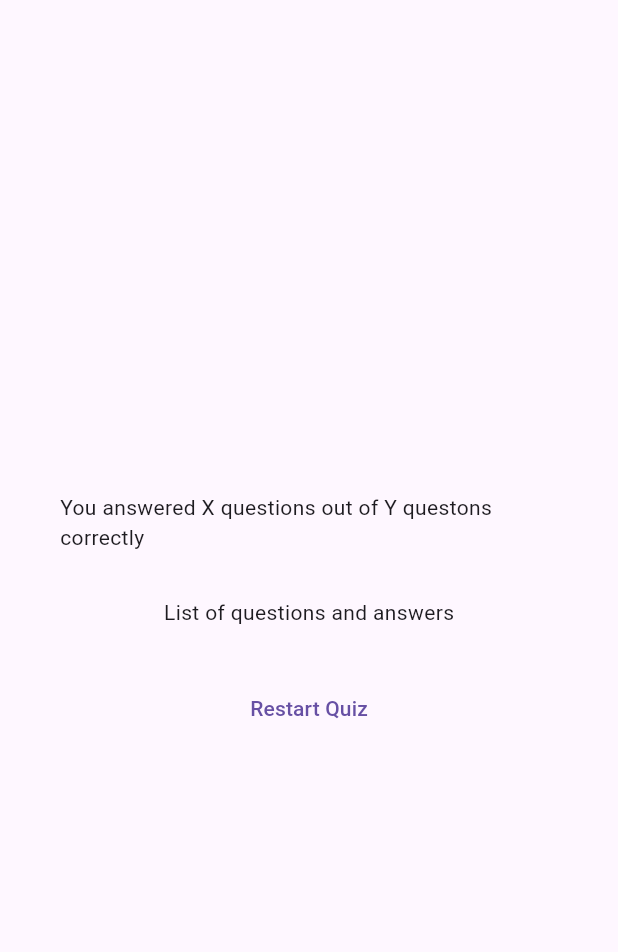
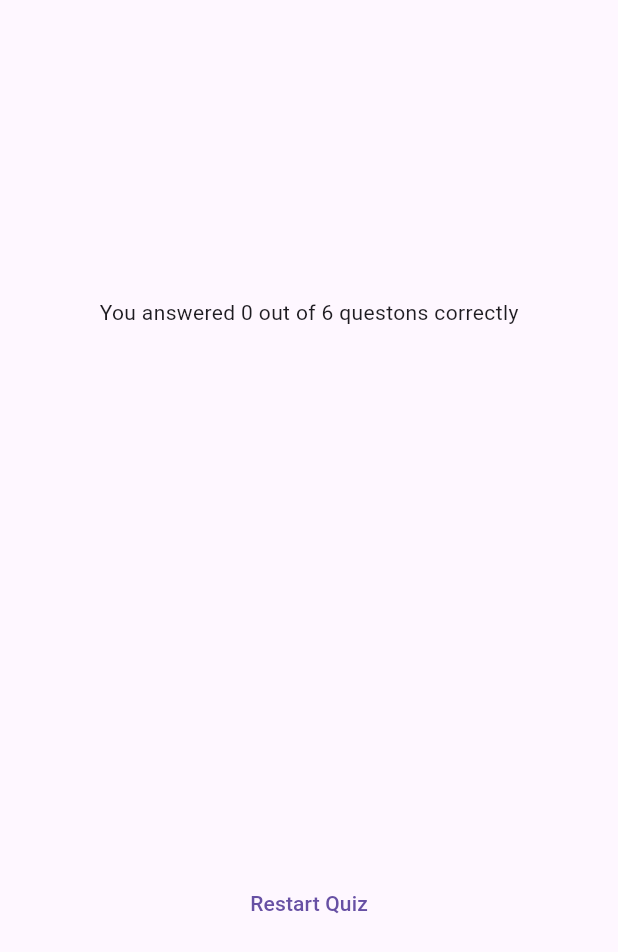
Before and after one commit to snadi043/flutter_quiz_app, a Flutter app: the ResultsScreen widget shown alone on an empty page, opened directly with empty values, on a phone screen of 412 x 824 dp. Shown: the top 952 px of the screen. Run offline on Flutter 3.47's test engine with Material 3 defaults, Android fonts, the phone set to English and light mode, and no system bars; our stand-ins replace google_fonts.

Commit message:
Replaced the hard coded Text Widget for displaying the cout of correct answers with dynamic logic using Where() method. Also created new QuestionsSummary Widget for creating the layout and making it scrollable with necessary Widgets.

```diff
--- /dev/null
+++ b/quiz_app/lib/questions_summary.dart
@@ -0,0 +1,32 @@
+import 'package:flutter/material.dart';
+
+class QuestionsSummary extends StatelessWidget {
+  const QuestionsSummary(this.dataSummary, {super.key});
+  final List<Map<String, Object>> dataSummary;
+  @override
+  Widget build(BuildContext context) {
+    return SizedBox(
+      height: 300,
+      child: SingleChildScrollView(
+        scrollDirection: Axis.vertical,
+        child: Column(
+          children: dataSummary.map((data) {
+            return Row(children: [
+              Text(((data['question_index'] as int) + 1).toString()),
+              Expanded(
+                child: Column(
+                  children: [
+                    Text(data['question'] as String),
+                    const SizedBox(height: 5),
+                    Text(data['chosen_user_answer'] as String),
+                    Text(data['correct_answer'] as String)
+                  ],
+                ),
+              )
+            ]);
+          }).toList(),
+        ),
+      ),
+    );
+  }
+}
--- a/quiz_app/lib/quiz.dart
+++ b/quiz_app/lib/quiz.dart
@@ -39,7 +39,6 @@ class _QuizState extends State<Quiz> {
     selectedAnswers.add(answer);
 
     if (selectedAnswers.length == questions.length) {
-      selectedAnswers = [];
       setState(() {
         activeScreen = 'results-screen';
       });
--- a/quiz_app/lib/results_screen.dart
+++ b/quiz_app/lib/results_screen.dart
@@ -1,5 +1,6 @@
 import 'package:flutter/material.dart';
 import 'package:quiz_app/Data/questions.dart';
+import 'package:quiz_app/questions_summary.dart';
 
 class ResultsScreen extends StatelessWidget {
   const ResultsScreen({super.key, required this.chosenAnswers});
@@ -21,6 +22,12 @@ class ResultsScreen extends StatelessWidget {
 
   @override
   Widget build(context) {
+    final totalQuestions = questions.length;
+    final summaryData = getSummary();
+    final numberOfCorrectQuestions = summaryData.where((data) {
+      return data['correct_answer'] == data['chosen_user_answer'];
+    }).length;
+
     return SizedBox(
       width: double.infinity,
       child: Container(
@@ -28,9 +35,10 @@ class ResultsScreen extends StatelessWidget {
         child: Column(
           mainAxisAlignment: MainAxisAlignment.center,
           children: [
-            const Text('You answered X questions out of Y questons correctly'),
+            Text(
+                'You answered $numberOfCorrectQuestions out of $totalQuestions questons correctly'),
             const SizedBox(height: 30),
-            const Text('List of questions and answers'),
+            QuestionsSummary(summaryData),
             const SizedBox(height: 30),
             TextButton(
               onPressed: () {},
```
